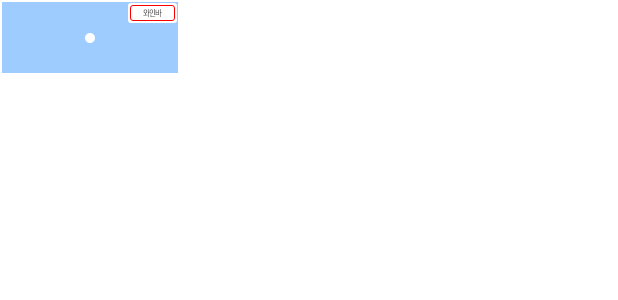
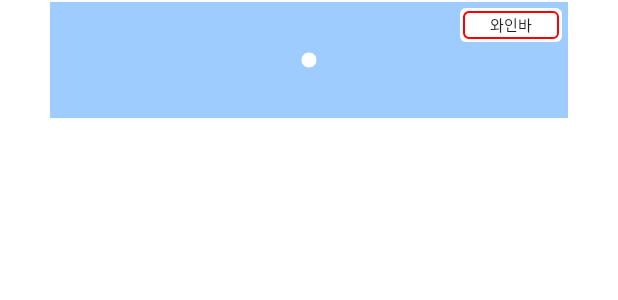
Before and after one commit to yunjj21-GitHub/MyBlue, an Android app built with Jetpack Compose: the @Preview function DefaultPreview, on a phone screen of 412 x 824 dp. Shown: the top 300 px of the screen. Run offline under Robolectric (Android 15) with nearby library versions, the light colour scheme and no system bars; Roboto replaces fonts that are not available here.

Commit message:
DrawerScreen 뷰 정의
DrawerScreen 뷰 정의

```diff
--- a/app/src/main/java/com/yunjung/myblue/feature_note/presentation/drawer/components/DrawerItem.kt
+++ b/app/src/main/java/com/yunjung/myblue/feature_note/presentation/drawer/components/DrawerItem.kt
@@ -30,28 +30,29 @@ fun DrawerItem(
 ) {
     Box(
         modifier = Modifier
+            .padding(32.dp, 0.dp, 32.dp, 0.dp) // Outer Padding
             .background(color = pointColor)
             .border(1.dp, SolidColor(Color.White), RectangleShape)
-            .height(50.dp)
-            .width(120.dp)
+            .height(80.dp)
+            .fillMaxWidth()
     ){
         // 이름표
         Row(
             modifier = Modifier
-                .padding(2.dp) // Outer Padding
+                .padding(5.dp) // Outer Padding
                 .align(Alignment.TopEnd)
-                .clip(RoundedCornerShape(2.dp))
+                .clip(RoundedCornerShape(4.dp))
                 .background(Color.White)
-                .padding(1.dp) // Inner Padding
+                .padding(2.dp) // Inner Padding
         ) {
             Text(
                 text = name,
-                style = TextStyle(fontSize = 5.sp, fontFamily = Donoun),
+                style = TextStyle(fontSize = 10.sp, fontFamily = Donoun),
                 modifier = Modifier
                     .background(Color.White)
-                    .border(0.5.dp, SolidColor(Color.Red) ,
-                        RoundedCornerShape(2.dp))
-                    .width(30.dp)
+                    .border(1.dp, SolidColor(Color.Red) ,
+                        RoundedCornerShape(4.dp))
+                    .width(64.dp)
                     .padding(2.dp), // Inner Padding
             textAlign = TextAlign.Center
             )
@@ -62,7 +63,7 @@ fun DrawerItem(
             contentDescription = "손잡이",
             modifier = Modifier
                 .align(Alignment.Center)
-                .size(8.dp)
+                .size(12.dp)
         )
     }
 }
```
Also changed, not shown: app/src/main/java/com/yunjung/myblue/feature_note/presentation/drawer/DrawerScreen.kt (+94 -1 lines).
